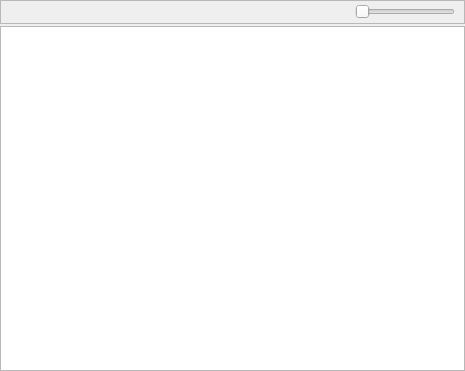
Above: src/movida/ui/smartview.ui from hippydream/movida before the change. Below: the same form after it.
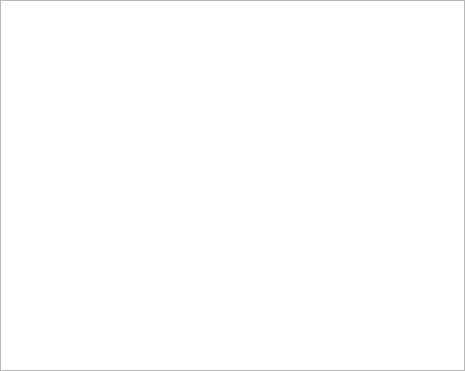
That is the form after the change. Custom widgets are drawn as their Qt base class.

Commit message: New features and bug fixes. Too much to list them here.

```diff
--- a/src/movida/ui/smartview.ui
+++ b/src/movida/ui/smartview.ui
@@ -12,7 +12,7 @@
   <property name="windowTitle" >
    <string>Movida Smart View</string>
   </property>
-  <layout class="QGridLayout" >
+  <layout class="QVBoxLayout" >
    <property name="leftMargin" >
     <number>0</number>
    </property>
@@ -25,108 +25,18 @@
    <property name="bottomMargin" >
     <number>0</number>
    </property>
-   <property name="horizontalSpacing" >
-    <number>0</number>
-   </property>
-   <property name="verticalSpacing" >
-    <number>2</number>
-   </property>
-   <item row="0" column="0" >
-    <widget class="QFrame" name="mainControlPanel" >
-     <property name="enabled" >
-      <bool>true</bool>
-     </property>
-     <property name="frameShape" >
-      <enum>QFrame::StyledPanel</enum>
-     </property>
-     <property name="frameShadow" >
-      <enum>QFrame::Raised</enum>
-     </property>
-     <property name="lineWidth" >
-      <number>0</number>
-     </property>
-     <layout class="QGridLayout" >
-      <property name="topMargin" >
-       <number>1</number>
-      </property>
-      <property name="bottomMargin" >
-       <number>1</number>
-      </property>
-      <property name="horizontalSpacing" >
-       <number>0</number>
-      </property>
-      <property name="verticalSpacing" >
-       <number>0</number>
-      </property>
-      <item row="0" column="4" >
-       <widget class="QSlider" name="slider" >
-        <property name="sizePolicy" >
-         <sizepolicy vsizetype="Fixed" hsizetype="Fixed" >
-          <horstretch>0</horstretch>
-          <verstretch>0</verstretch>
-         </sizepolicy>
-        </property>
-        <property name="minimumSize" >
-         <size>
-          <width>100</width>
-          <height>0</height>
-         </size>
-        </property>
-        <property name="maximumSize" >
-         <size>
-          <width>100</width>
-          <height>16777215</height>
-         </size>
-        </property>
-        <property name="orientation" >
-         <enum>Qt::Horizontal</enum>
-        </property>
-       </widget>
-      </item>
-      <item row="0" column="3" >
-       <spacer>
-        <property name="orientation" >
-         <enum>Qt::Horizontal</enum>
-        </property>
-        <property name="sizeType" >
-         <enum>QSizePolicy::Fixed</enum>
-        </property>
-        <property name="sizeHint" >
-         <size>
-          <width>16</width>
-          <height>20</height>
-         </size>
-        </property>
-       </spacer>
-      </item>
-      <item row="0" column="2" >
-       <widget class="QLabel" name="sliderStatus" >
-        <property name="text" >
-         <string/>
-        </property>
-       </widget>
-      </item>
-      <item row="0" column="1" >
-       <spacer>
-        <property name="orientation" >
-         <enum>Qt::Horizontal</enum>
-        </property>
-        <property name="sizeHint" >
-         <size>
-          <width>181</width>
-          <height>20</height>
-         </size>
-        </property>
-       </spacer>
-      </item>
-     </layout>
-    </widget>
-   </item>
-   <item row="1" column="0" >
-    <widget class="QListView" name="view" />
+   <item>
+    <widget class="MvdListView" name="view" />
    </item>
   </layout>
  </widget>
+ <customwidgets>
+  <customwidget>
+   <class>MvdListView</class>
+   <extends>QListView</extends>
+   <header>listview.h</header>
+  </customwidget>
+ </customwidgets>
  <resources/>
  <connections/>
 </ui>
```
The commit also changes 181 other files.
